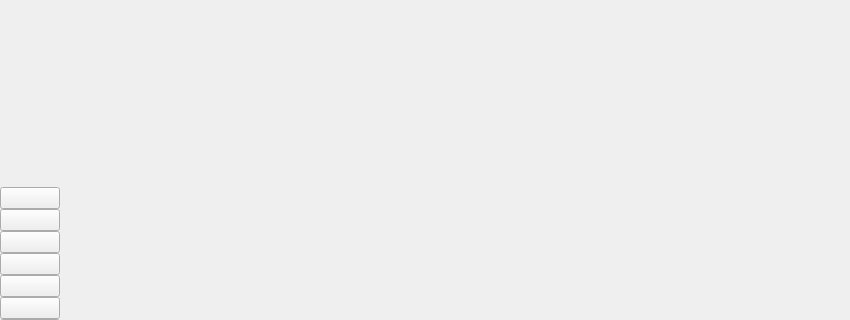
First picture: the form in stacer/app.ui, repository wangyingtaodeepin/StacerT, before the edit; both pictures show x 0 to 850 and y 0 to 320 of the 850 by 550 pixel window.
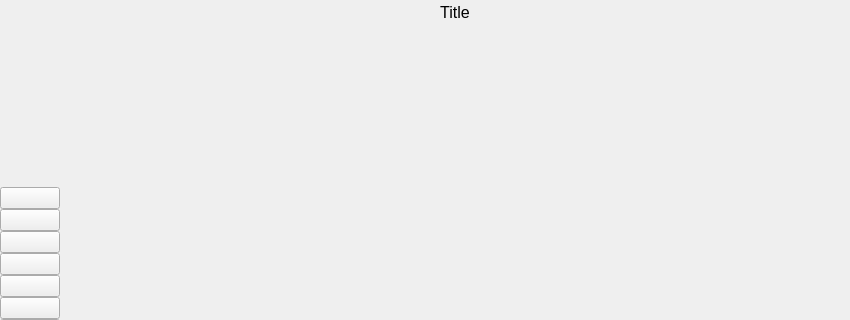
Second picture: the form after the edit.

Commit message: design pagecontent

What changed in the file:
```diff
--- a/stacer/app.ui
+++ b/stacer/app.ui
@@ -171,7 +171,7 @@
         <height>16777215</height>
        </size>
       </property>
-      <layout class="QVBoxLayout" name="verticalLayout" stretch="">
+      <layout class="QVBoxLayout" name="verticalLayout" stretch="0,0">
        <property name="spacing">
         <number>0</number>
        </property>
@@ -187,6 +187,63 @@
        <property name="bottomMargin">
         <number>0</number>
        </property>
+       <item>
+        <widget class="QLabel" name="pageTitle">
+         <property name="sizePolicy">
+          <sizepolicy hsizetype="Expanding" vsizetype="Minimum">
+           <horstretch>0</horstretch>
+           <verstretch>0</verstretch>
+          </sizepolicy>
+         </property>
+         <property name="minimumSize">
+          <size>
+           <width>0</width>
+           <height>25</height>
+          </size>
+         </property>
+         <property name="maximumSize">
+          <size>
+           <width>16777215</width>
+           <height>25</height>
+          </size>
+         </property>
+         <property name="font">
+          <font>
+           <pointsize>12</pointsize>
+          </font>
+         </property>
+         <property name="text">
+          <string>Title</string>
+         </property>
+         <property name="alignment">
+          <set>Qt::AlignCenter</set>
+         </property>
+        </widget>
+       </item>
+       <item>
+        <widget class="QStackedWidget" name="pageStacked">
+         <property name="sizePolicy">
+          <sizepolicy hsizetype="Expanding" vsizetype="Expanding">
+           <horstretch>0</horstretch>
+           <verstretch>0</verstretch>
+          </sizepolicy>
+         </property>
+         <property name="minimumSize">
+          <size>
+           <width>0</width>
+           <height>0</height>
+          </size>
+         </property>
+         <property name="maximumSize">
+          <size>
+           <width>16777215</width>
+           <height>16777215</height>
+          </size>
+         </property>
+         <widget class="QWidget" name="page"/>
+         <widget class="QWidget" name="page_2"/>
+        </widget>
+       </item>
       </layout>
      </widget>
     </item>
```
